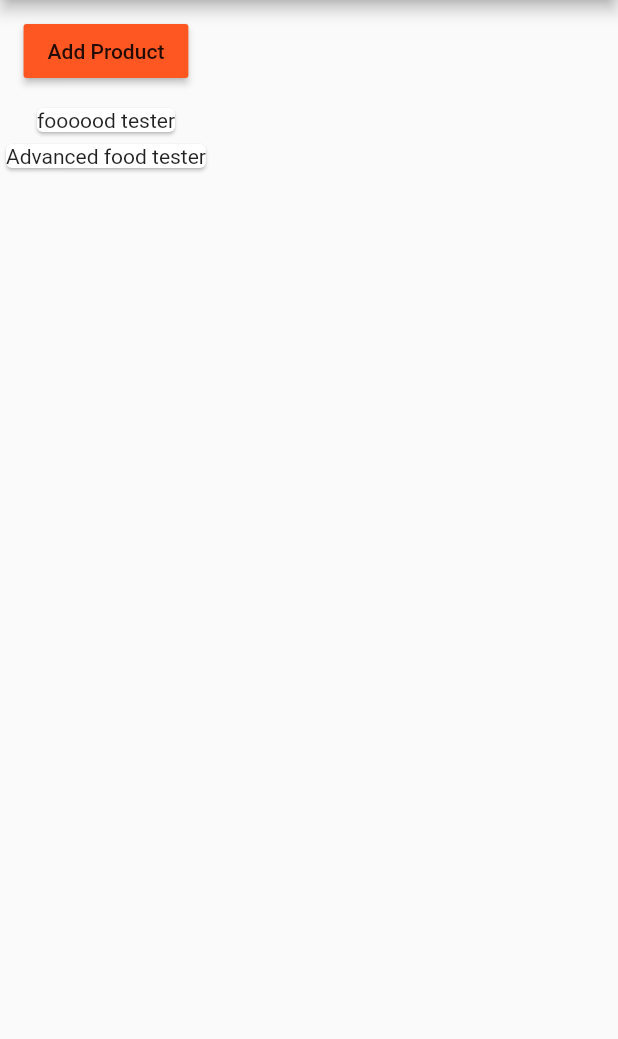
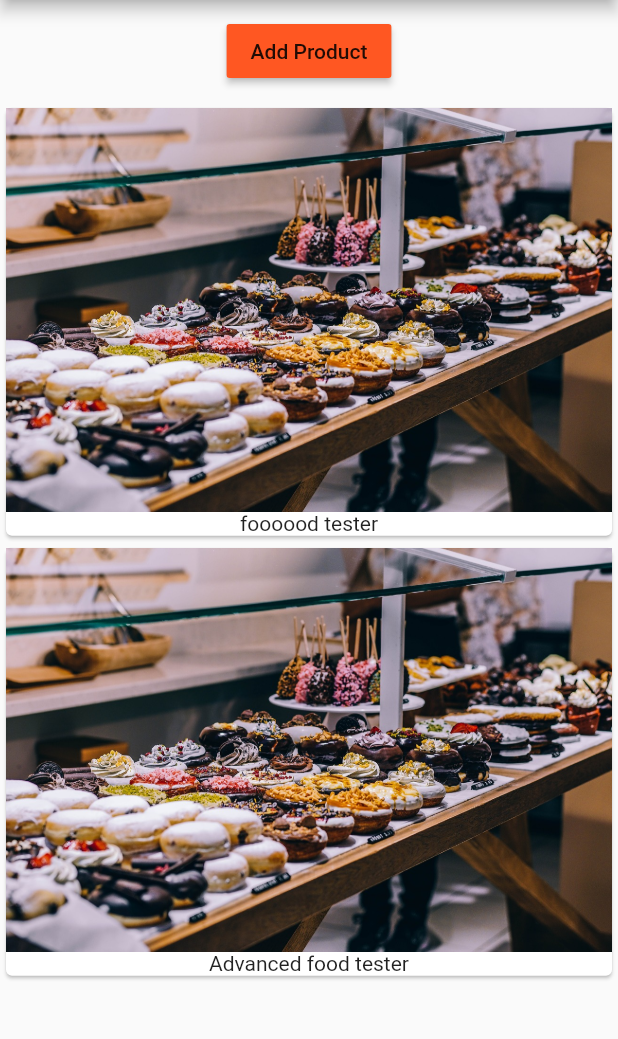
Before and after one commit to Fedrius/learning_flutter, a Flutter app: the screen it shows after launch, after a tap on "Add Product", on a phone screen of 412 x 824 dp, the part 84-1123 px from its top. Run offline on Flutter 3.47's test engine with Material 2 defaults, Android fonts, the phone set to English and light mode, and no system bars.

Commit message:
added default value in func. moved a btn to its own file. passed setstate func to product_control(btn)

```diff
--- a/lib/main.dart
+++ b/lib/main.dart
@@ -1,4 +1,5 @@
 import 'package:flutter/material.dart';
+
 import './product_manager.dart';
 
 // Every component is a widget in flutter!
@@ -21,7 +22,7 @@ class MyApp extends StatelessWidget {
           title: Text('EasyList'),
         ),
         // shows in column format
-        body: ProductManager('foooood tester'),
+        body: ProductManager(startingProduct: 'foooood tester'),
       ),
     );
   }
--- /dev/null
+++ b/lib/product_control.dart
@@ -0,0 +1,22 @@
+import 'package:flutter/material.dart';
+
+// stateless because just need to render the btn
+class ProductControl extends StatelessWidget {
+  // function is being passed into here
+  // immutable
+  final Function addProduct;
+
+  ProductControl(this.addProduct);
+
+  @override
+  Widget build(BuildContext context) {
+    return RaisedButton(
+      // using the primary color of the theme in main.dart
+      color: Theme.of(context).primaryColor,
+      onPressed: () {
+        addProduct('Sweets');
+      },
+      child: Text('Add Product'),
+    );
+  }
+}
--- a/lib/product_manager.dart
+++ b/lib/product_manager.dart
@@ -1,10 +1,12 @@
 import 'package:flutter/material.dart';
+
 import './products.dart';
+import './product_control.dart';
 
 class ProductManager extends StatefulWidget {
   final String startingProduct;
 
-  ProductManager(this.startingProduct) {
+  ProductManager({this.startingProduct = 'Sweets tester'}) {
     print('[ProductManager widget] Constructor');
   }
 
@@ -19,6 +21,12 @@ class _ProductManagerState extends State<ProductManager> {
   // an array of strings called products
   // use underscore naming convention for var if used in same class
   List<String> _products = [];
+
+  // ex: const [] means cannot add any more items to it at all once declared
+  // List<String> _products = const [];
+
+  // ex: final means can add more items but re-assign the variable
+  // final List<String> _products = [];
 
   // connecting ProductManager outside variables 'startingProduct' to add to the _products when state is created initially.
   // string is passed into ProductManager() in the main.dart
@@ -36,6 +44,17 @@ class _ProductManagerState extends State<ProductManager> {
     super.didUpdateWidget(oldWidget);
   }
 
+  // need this function to update state when button is pressed.
+  // function is passed into product_control because that is where the button
+  void _addProduct(String product) {
+    // have to update the state for the app to recognize variable changes
+    setState(() {
+      _products.add('Advanced food tester');
+      // console log
+      print(_products);
+    });
+  }
+
   @override
   Widget build(BuildContext context) {
     print('[ProductManager State] build()');
@@ -43,19 +62,8 @@ class _ProductManagerState extends State<ProductManager> {
       children: [
         Container(
           margin: EdgeInsets.all(10.0),
-          child: RaisedButton(
-            // using the primary color of the theme in main.dart
-            color: Theme.of(context).primaryColor,
-            onPressed: () {
-              // have to update the state for the app to recognize variable changes
-              setState(() {
-                _products.add('Advanced food tester');
-                // console log
-                print(_products);
-              });
-            },
-            child: Text('Add Product'),
-          ),
+          // passing in func, but not calling it
+          child: ProductControl(_addProduct),
         ),
         // Calling the Product class and passing in the _products array
         // Creates the column of cards
--- a/lib/products.dart
+++ b/lib/products.dart
@@ -20,7 +20,7 @@ class Products extends StatelessWidget {
             (element) => Card(
                   child: Column(
                     children: <Widget>[
-                      // Image.asset('assets/food.jpg'),
+                      Image.asset('assets/food.jpg'),
                       Text(element)
                     ],
                   ),
```
